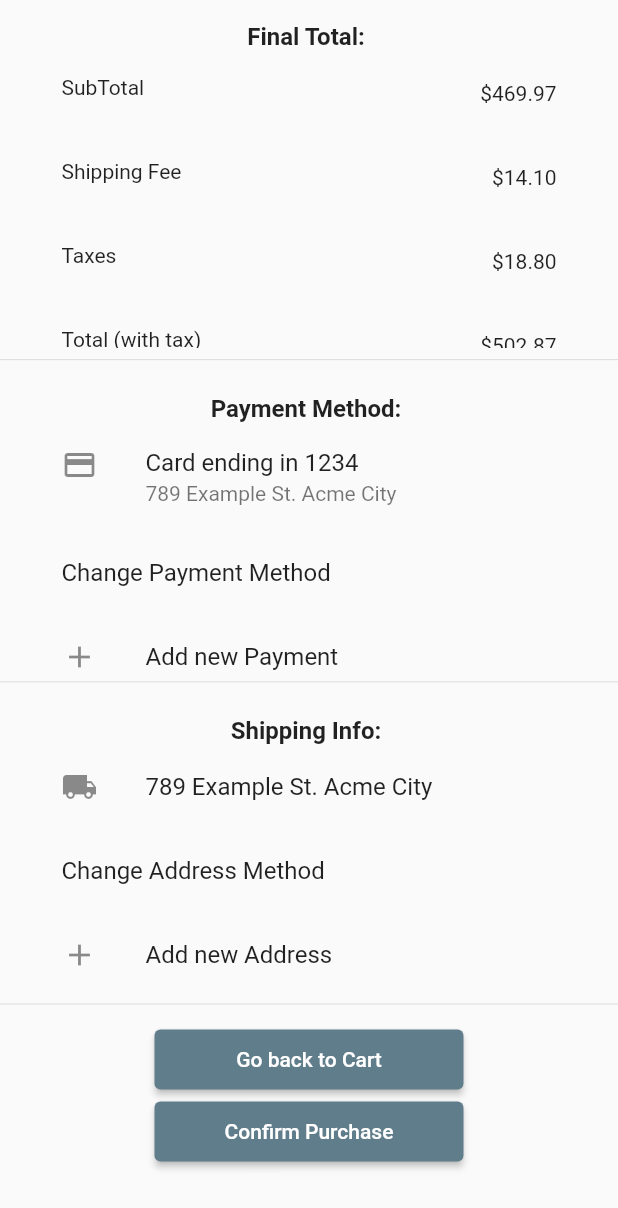
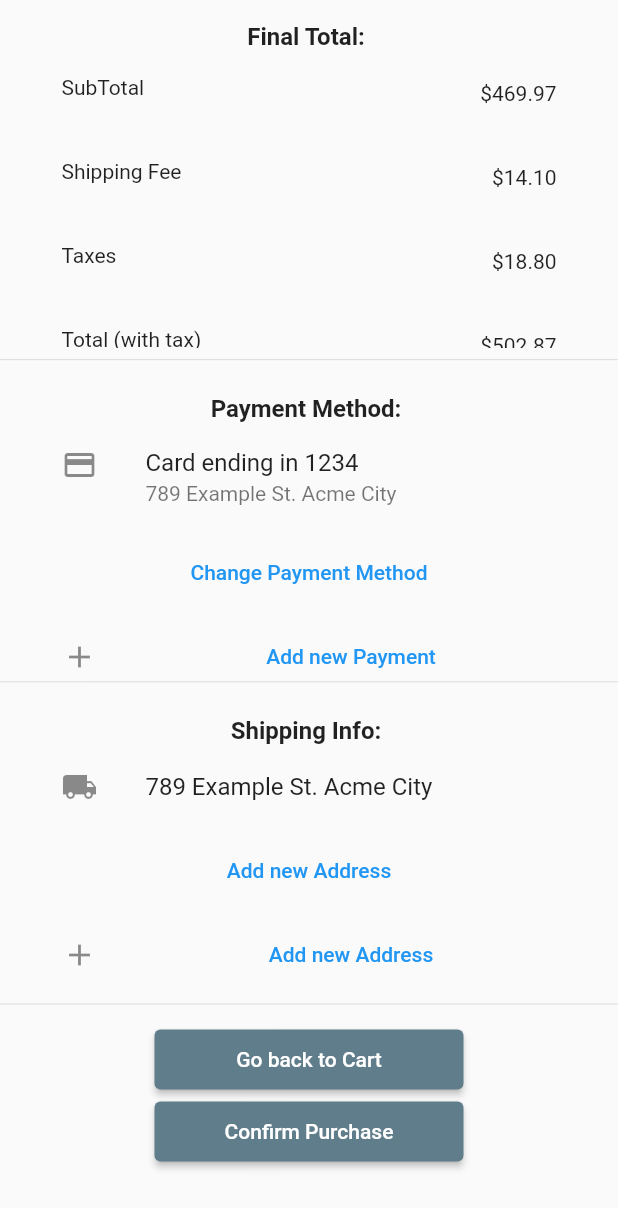
Before and after one commit to Cimpecoven/se330-project1, a Flutter app: the screen it shows after launch, item 3 of the bottom bar chosen, after a tap on "Proceed to Checkout", on a phone screen of 412 x 824 dp. Shown: the top 1208 px of the screen. Run offline on Flutter 3.47's test engine with Material 2 defaults, Android fonts, the light colour scheme and no system bars; our stand-ins replace flutter_credit_card, sqflite; accounts and stored records are empty; network calls fail.

Commit message:
Figured out the edit payment, select payment, and select address views; fixed some of the styling for checkout and confirmation page

```diff
--- a/victrola_shop/lib/screens/Cart-CheckoutScreens/checkout_screen.dart
+++ b/victrola_shop/lib/screens/Cart-CheckoutScreens/checkout_screen.dart
@@ -1,8 +1,12 @@
 import 'package:flutter/material.dart';
 
 import 'package:victrola_shop/database/user_dbhelper.dart';
+import 'package:victrola_shop/edit_payment_screen.dart';
 import 'package:victrola_shop/models/user_profile.dart';
 import 'package:victrola_shop/screens/Cart-CheckoutScreens/order-confirmed_screen.dart';
+import 'package:victrola_shop/screens/Cart-CheckoutScreens/select_address_dialog.dart';
+import 'package:victrola_shop/screens/Cart-CheckoutScreens/select_payment_dialog.dart';
+import 'package:victrola_shop/screens/edit_address_sceen.dart';
 import 'package:victrola_shop/static-data/product_data.dart';
 
 class CheckoutScreen extends StatelessWidget {
@@ -85,11 +89,23 @@ class CheckoutScreen extends StatelessWidget {
                         subtitle: Text(userPaymentInfo[0].billingAddress.streetAddress),
                       ),
                       ListTile(
-                        title: Text('Change Payment Method'), // text button
+                        title: TextButton(
+                          child: Text('Change Payment Method'),
+                          onPressed: () => showDialog(
+                            context: context,
+                            builder: (context) {
+                              return new SelectPaymentDialog();
+                            }
+                          )
+                        )
                       ),
                       ListTile(
                         leading: Icon(Icons.add),
-                        title: Text('Add new Payment'), // text button
+                        title: TextButton(
+                          child: Text('Add new Payment'),
+                          onPressed: () => Navigator.of(context).push(MaterialPageRoute(
+                        builder: (context) => AddEditPaymentScreen())),
+                        )
                       ),
                     ],
                   )
@@ -114,11 +130,23 @@ class CheckoutScreen extends StatelessWidget {
                         title: Text(userProfileData.address[0].streetAddress),
                       ),
                       ListTile(
-                        title: Text('Change Address Method'), // Text button
+                        title: TextButton(
+                          child: Text('Add new Address'),
+                          onPressed: () => showDialog(
+                            context: context,
+                            builder: (context) {
+                              return new SelectAddressDialog();
+                            }
+                          )
+                        )
                       ),
                       ListTile(
                         leading: Icon(Icons.add),
-                        title: Text('Add new Address'), // text button
+                        title: TextButton(
+                          child: Text('Add new Address'),
+                          onPressed: () => Navigator.of(context).push(MaterialPageRoute(
+                        builder: (context) => AddEditAddressScreen())),
+                        )
                       ),
                     ],
                   )
@@ -150,7 +178,7 @@ class CheckoutScreen extends StatelessWidget {
                   ),
                   // onPressed: () => Navigator.pushNamed(context, CheckoutScreen.routeName),
                   onPressed: () => Navigator.of(context).push(MaterialPageRoute(
-                        builder: (context) => OrderConfirmedScreen())),
+                        builder: (context) => OrderConfirmedScreen(selectedAddress: userProfileData.address[0]))),
                   child: Text('Confirm Purchase')
                 ),
             ],
--- a/victrola_shop/lib/screens/Cart-CheckoutScreens/order-confirmed_screen.dart
+++ b/victrola_shop/lib/screens/Cart-CheckoutScreens/order-confirmed_screen.dart
@@ -1,8 +1,15 @@
 import 'package:flutter/material.dart';
+import 'package:victrola_shop/database/user_dbhelper.dart';
+import 'package:victrola_shop/models/user_profile.dart';
 
 
 class OrderConfirmedScreen extends StatelessWidget {
-  const OrderConfirmedScreen({ Key? key }) : super(key: key);
+  const OrderConfirmedScreen({
+     Key? key,
+     required this.selectedAddress
+    }) : super(key: key);
+
+  final Address selectedAddress;
 
   @override
   Widget build(BuildContext context) {
@@ -32,12 +39,21 @@ class OrderConfirmedScreen extends StatelessWidget {
                     color: Colors.lightGreen[900]),
                     child: Icon(Icons.check, size: 150.0, color: Colors.green[600]),
                 ),
-
+                SizedBox(height: 20.0),
                 Center(
                   child: Text('Order Confirmed!', textAlign: TextAlign.center),
                 ),
+                SizedBox(height: 20.0),
+
+                Center(
+                  child: Row(
+                    children: [
+                      Icon(Icons.local_shipping),
+                      Text(selectedAddress.streetAddress, textAlign: TextAlign.center)
+                    ]
+                  )
+                ),
                 SizedBox(height: 15.0),
-
                 ElevatedButton(
                   style: ButtonStyle(
                     alignment: Alignment.center,
```
Also changed, not shown: victrola_shop/lib/edit_payment_screen.dart (added, +96 -0 lines), victrola_shop/lib/screens/Cart-CheckoutScreens/select_address_dialog.dart (added, +50 -0 lines), victrola_shop/lib/screens/Cart-CheckoutScreens/select_payment_dialog.dart (added, +50 -0 lines), victrola_shop/lib/screens/edit_address_sceen.dart (added, +43 -0 lines).
